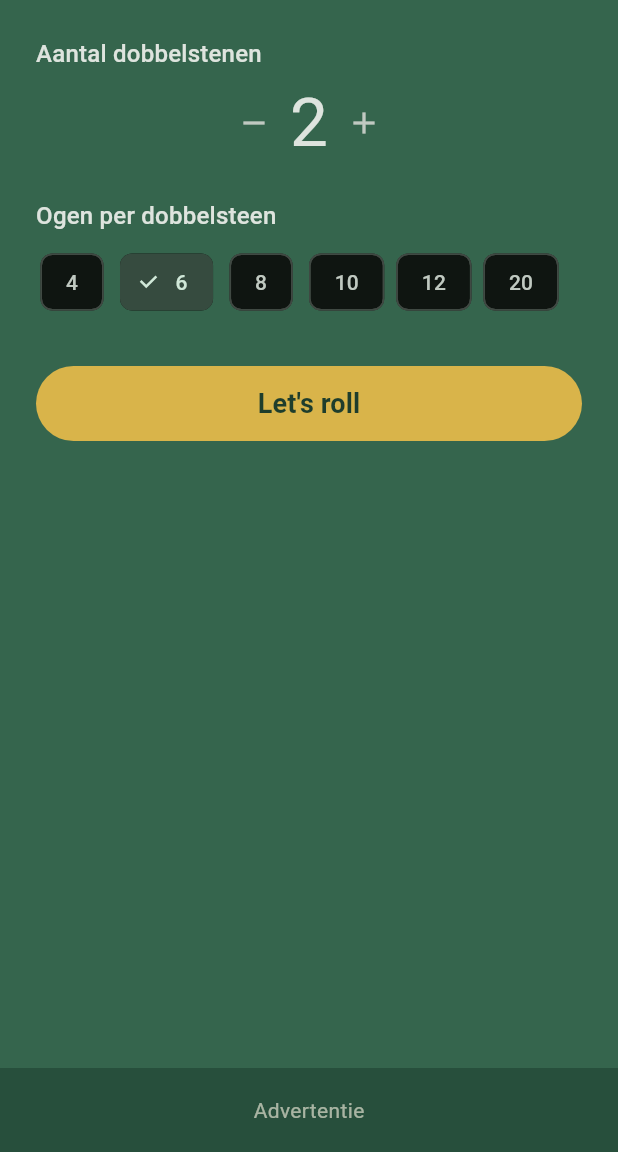
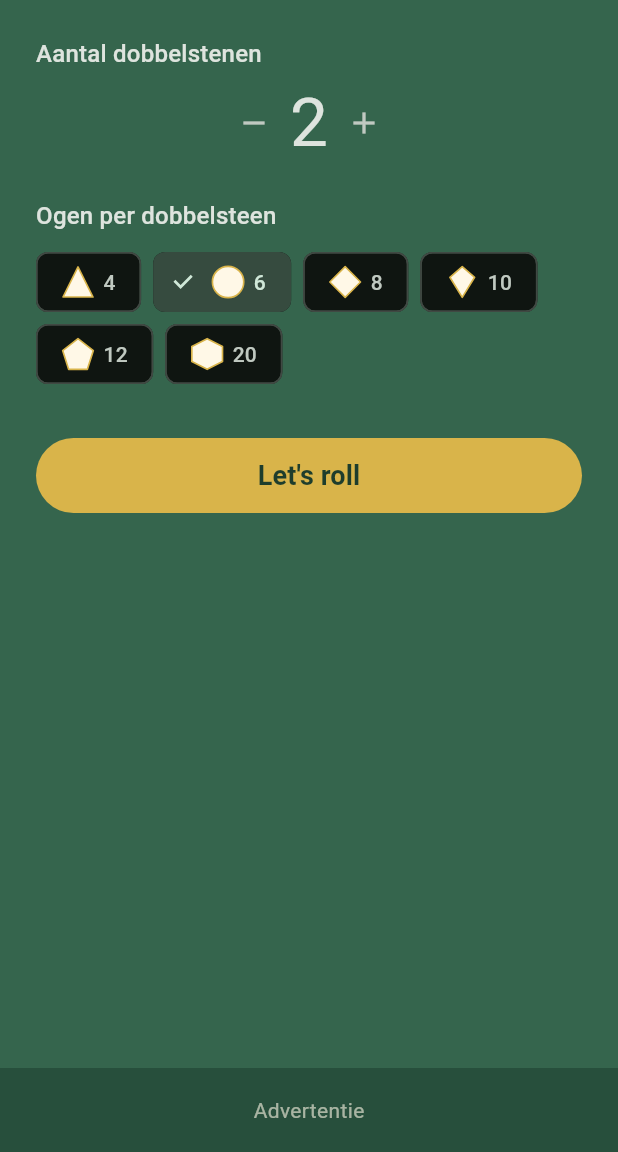
Before and after one commit to KristofNijs/TopDice, a Flutter app: the screen it shows after launch, after a tap on the "add" icon, on a phone screen of 412 x 824 dp, the part 84-1236 px from its top. Run offline on Flutter 3.47's test engine with Material 3 defaults, Android fonts, the phone set to English and light mode, and no system bars; our stand-ins replace shared_preferences.

Commit message:
feat: D&D-vormgetrouwe graphic per dobbelsteentype (SCRUM-28)

```diff
--- /dev/null
+++ b/lib/dice/dice_shape.dart
@@ -0,0 +1,171 @@
+import 'package:flutter/material.dart';
+
+import '../casino_theme.dart';
+
+/// Vormgetrouwe D&D-graphic per dobbelsteentype (SCRUM-28).
+///
+/// Tekent het herkenbare silhouet van elke dobbelsteen: tetraëder voor
+/// d4, afgeronde kubus voor d6, ruit voor d8, vlieger voor d10,
+/// vijfhoek voor d12 en zeshoek voor d20. De vormgeving gebruikt het
+/// casino-palet: ivoorkleurig vlak met een gouden contourlijn.
+class DiceShape extends StatelessWidget {
+  const DiceShape({super.key, required this.sides, required this.size});
+
+  /// Aantal zijden van de dobbelsteen die getekend moet worden.
+  final int sides;
+
+  /// Zijde van de graphic in logical pixels; schaalt mee met het scherm.
+  final double size;
+
+  /// Of er een vormgetrouwe graphic bestaat voor dit aantal zijden.
+  static bool supports(int sides) => const [4, 6, 8, 10, 12, 20].contains(sides);
+
+  /// Hoekpunten van de vorm in een genormaliseerd vlak (0.0 t/m 1.0).
+  ///
+  /// Null voor d6: de kubus wordt als afgeronde rechthoek getekend,
+  /// passend bij de bestaande dobbelsteen-face.
+  List<Offset>? get _polygon {
+    switch (sides) {
+      case 4:
+        // Tetraëder van boven gezien: driehoek.
+        return const [
+          Offset(0.50, 0.02),
+          Offset(0.98, 0.98),
+          Offset(0.02, 0.98),
+        ];
+      case 8:
+        // Ruit van twee tetraëders.
+        return const [
+          Offset(0.50, 0.01),
+          Offset(0.99, 0.50),
+          Offset(0.50, 0.99),
+          Offset(0.01, 0.50),
+        ];
+      case 10:
+        // Vliegervorm van de d10 (pentagonal trapezohedron).
+        return const [
+          Offset(0.50, 0.01),
+          Offset(0.90, 0.35),
+          Offset(0.50, 0.99),
+          Offset(0.10, 0.35),
+        ];
+      case 12:
+        // Vijfhoek van de dodecaëder.
+        return const [
+          Offset(0.50, 0.01),
+          Offset(0.99, 0.39),
+          Offset(0.80, 0.99),
+          Offset(0.20, 0.99),
+          Offset(0.01, 0.39),
+        ];
+      case 20:
+        // Zeshoek van de icosaëder.
+        return const [
+          Offset(0.50, 0.01),
+          Offset(0.99, 0.26),
+          Offset(0.99, 0.74),
+          Offset(0.50, 0.99),
+          Offset(0.01, 0.74),
+          Offset(0.01, 0.26),
+        ];
+      default:
+        return null;
+    }
+  }
+
+  @override
+  Widget build(BuildContext context) {
+    return SizedBox(
+      width: size,
+      height: size,
+      child: CustomPaint(
+        painter: _DiceShapePainter(
+          polygon: _polygon,
+          radius: sides == 6 ? size * 0.25 : 0.0,
+          strokeColor: CasinoColors.gold,
+          fillColor: CasinoColors.dieFace,
+          strokeWidth: size * 0.05,
+        ),
+      ),
+    );
+  }
+}
+
+/// Tekent de silhouetvulling en de gouden contour van een dobbelsteen.
+class _DiceShapePainter extends CustomPainter {
+  const _DiceShapePainter({
+    required this.polygon,
+    required this.radius,
+    required this.strokeColor,
+    required this.fillColor,
+    required this.strokeWidth,
+  });
+
+  final List<Offset>? polygon;
+  final double radius;
+  final Color strokeColor;
+  final Color fillColor;
+  final double strokeWidth;
+
+  @override
+  void paint(Canvas canvas, Size size) {
+    final stroke = strokeWidth.clamp(1.0, size.width / 12);
+    final outline = Paint()
+      ..color = strokeColor
+      ..style = PaintingStyle.stroke
+      ..strokeWidth = stroke
+      ..strokeJoin = StrokeJoin.round;
+    final fill = Paint()
+      ..color = fillColor
+      ..style = PaintingStyle.fill;
+
+    if (polygon == null) {
+      // d6: afgeronde kubus, zoals de klassieke dobbelsteen-face.
+      final rect = Rect.fromLTWH(0, 0, size.width, size.height)
+          .deflate(stroke / 2);
+      final rrect = RRect.fromRectAndRadius(
+          rect, Radius.circular(radius * size.width));
+      canvas.drawRRect(rrect, fill);
+      canvas.drawRRect(rrect, outline);
+      return;
+    }
+
+    final points = [
+      for (final point in polygon!)
+        Offset(point.dx * size.width, point.dy * size.height),
+    ];
+    final path = Path()..addPolygon(points, true);
+    // Iets opspringen zodat de contour op de rand blijft en niet afgesneden.
+    final center = Offset(size.width / 2, size.height / 2);
+    final shrunk = _shrink(path, center, stroke / 2);
+
+    canvas.drawPath(shrunk, fill);
+    canvas.drawPath(shrunk, outline);
+  }
+
+  /// Trekt de polygon een halve lijnbreedte richting het middelpunt,
+  /// zodat de volledige contour binnen de opgegeven grootte blijft.
+  Path _shrink(Path path, Offset center, double amount) {
+    final matrix = Matrix4.identity();
+    final bounds = path.getBounds();
+    final w = bounds.width;
+    final h = bounds.height;
+    if (w == 0 || h == 0) {
+      return path;
+    }
+    matrix.translate(center.dx, center.dy);
+    final scale = Matrix4.identity()
+      ..scale(
+          (w - 2 * amount) / w, (h - 2 * amount) / h, 1.0);
+    matrix.multiply(scale);
+    matrix.translate(-center.dx, -center.dy);
+    return path.transform(matrix.storage);
+  }
+
+  @override
+  bool shouldRepaint(covariant _DiceShapePainter old) =>
+      old.polygon != polygon ||
+      old.strokeColor != strokeColor ||
+      old.fillColor != fillColor ||
+      old.strokeWidth != strokeWidth;
+}
--- a/lib/main.dart
+++ b/lib/main.dart
@@ -7,6 +7,7 @@ import 'ad_banner.dart';
 import 'casino_theme.dart';
 import 'dice/dice_engine.dart';
 import 'dice/dice_pips.dart';
+import 'dice/dice_shape.dart';
 
 /// Creeert de toevalsbron voor elke worp; injecteerbaar voor tests.
 typedef RandomFactory = Random Function();
@@ -143,7 +144,17 @@ class _MainMenuScreenState extends State<MainMenuScreen> {
               for (final sides in kSupportedSides)
                 ChoiceChip(
                   key: Key('sides-$sides'),
-                  label: Text('$sides'),
+                  label: Row(
+                    mainAxisSize: MainAxisSize.min,
+                    children: [
+                      DiceShape(
+                          key: Key('chip-shape-$sides'),
+                          sides: sides,
+                          size: 22),
+                      const SizedBox(width: 6),
+                      Text('$sides'),
+                    ],
+                  ),
                   selected: _sides == sides,
                   onSelected: (_) => _selectSides(sides),
                 ),
@@ -225,6 +236,7 @@ class _ResultScreenState extends State<ResultScreen> {
                     key: ValueKey('die-$index'),
                     value: value,
                     size: faceSize,
+                    sides: widget.sides,
                   ),
               ],
             ),
@@ -253,43 +265,62 @@ class _ResultScreenState extends State<ResultScreen> {
 }
 
 
-/// Enkele dobbelsteen-face: klassieke ogen voor 1 t/m 8, nummer voor
-/// waarden zonder klassiek patroon (d10, d12, d20).
+/// Enkele dobbelsteen-face in de vorm van het echte D&D-type (SCRUM-28):
+/// tetraëder voor d4, kubus voor d6, ruit voor d8, vlieger voor d10,
+/// vijfhoek voor d12 en zeshoek voor d20. De waarde staat als klassiek
+/// ogenpatroon (1 t/m 8) of als nummer (9 en hoger) op de vorm.
 class DieFace extends StatelessWidget {
-  const DieFace({super.key, required this.value, required this.size});
+  const DieFace(
+      {super.key, required this.value, required this.size, required this.sides});
 
   final int value;
 
   /// Zijde van de dobbelsteen in logical pixels; schaalt mee met het scherm.
   final double size;
 
+  /// Aantal zijden van de dobbelsteen: bepaalt de vorm van de graphic.
+  final int sides;
+
+  /// Grootte van het waardevlak binnen de vorm: in scherpe hoeken als
+  /// de d4 moet de waarde kleiner en lager staan.
+  double get _valueSize => switch (sides) {
+        4 => size * 0.42,
+        8 || 10 => size * 0.58,
+        12 || 20 => size * 0.66,
+        _ => size * 0.90,
+      };
+
+  Alignment get _valueAlignment =>
+      sides == 4 ? const Alignment(0, 0.18) : Alignment.center;
+
   @override
   Widget build(BuildContext context) {
     final theme = Theme.of(context);
     final Widget face;
     if (DicePips.supports(value)) {
-      face = DicePips(count: value, size: size);
+      face = DicePips(count: value, size: _valueSize);
     } else {
       face = Text(
         '$value',
         style: theme.textTheme.headlineMedium?.copyWith(
           fontWeight: FontWeight.bold,
           color: CasinoColors.dieValue,
-          fontSize: size * 0.45,
+          fontSize: _valueSize * 0.45,
         ),
       );
     }
     return Semantics(
       label: '$value ogen',
-      child: Container(
+      child: SizedBox(
         width: size,
         height: size,
-        alignment: Alignment.center,
-        decoration: BoxDecoration(
-          color: CasinoColors.dieFace,
-          borderRadius: BorderRadius.circular(size * 0.25),
+        child: Stack(
+          alignment: Alignment.center,
+          children: [
+            DiceShape(sides: sides, size: size),
+            Align(alignment: _valueAlignment, child: face),
+          ],
         ),
-        child: face,
       ),
     );
   }
```
Also changed, not shown: 2 other files.
